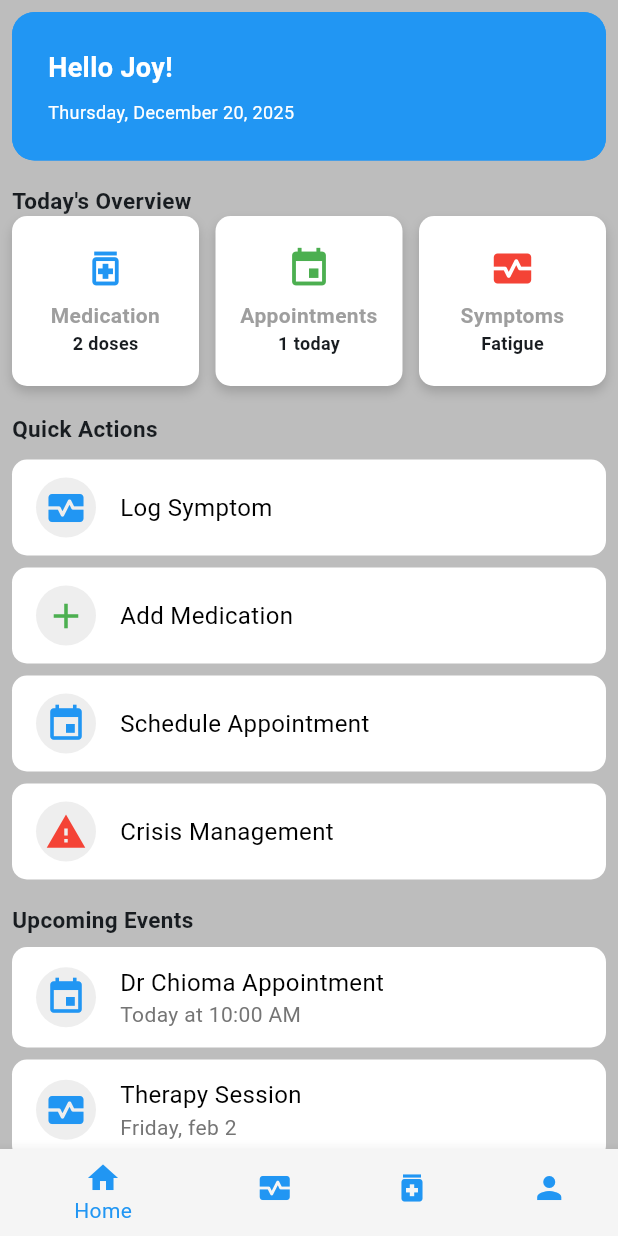
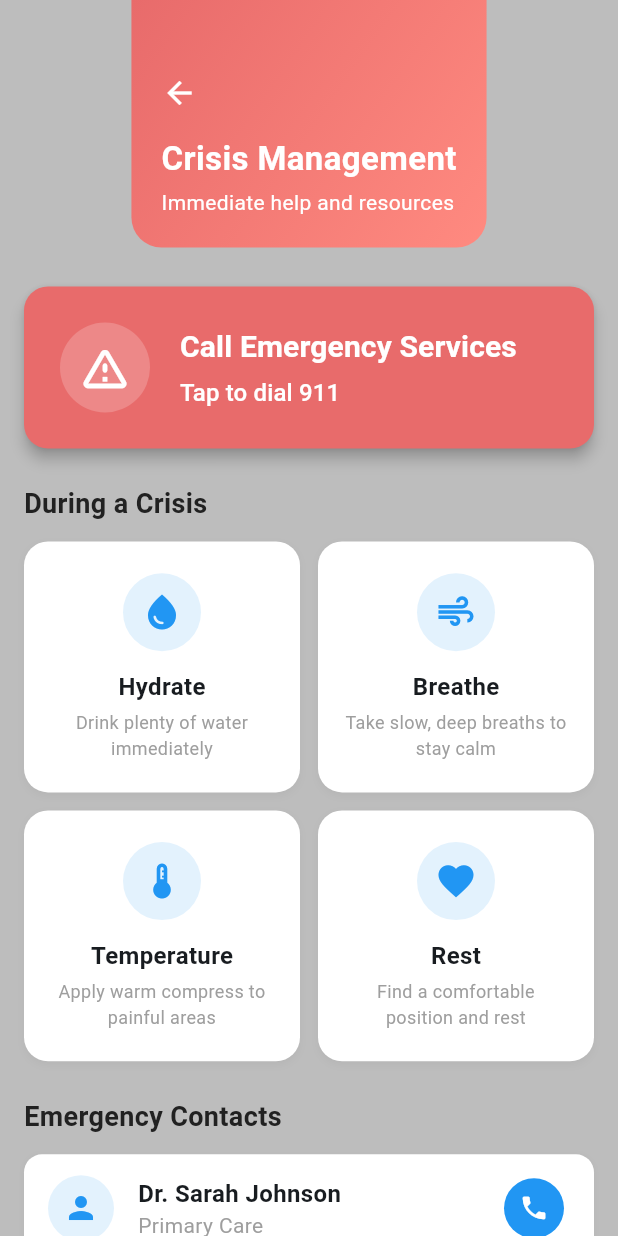
Before and after one commit to JoyObidife/myhealthdiary_app, a Flutter app: the screen it shows after launch, after a tap on "Crisis Management", on a phone screen of 412 x 824 dp. Run offline on Flutter 3.47's test engine with Material 3 defaults, Android fonts, the phone set to English and light mode, and no system bars.

Commit message:
crisis_management_page

```diff
--- a/lib/main.dart
+++ b/lib/main.dart
@@ -3,6 +3,7 @@ import 'package:myhealthdiary_app/navigationbar/bottom_nativagation_page.dart';
 import 'package:myhealthdiary_app/pages/onboarding_page.dart';
 import 'package:myhealthdiary_app/pages/log_symptom_page.dart';
 import 'package:myhealthdiary_app/pages/medications_page.dart';
+import 'package:myhealthdiary_app/pages/crisis_management_page.dart';
 
 void main() {
   runApp(const MyApp());
@@ -23,11 +24,13 @@ class MyApp extends StatelessWidget {
       ),
 
       debugShowCheckedModeBanner: false,
+
       initialRoute: '/',
       routes: {
-        '/': (context) => const BottomNavigation(),
-        '/log-symptom': (context) => const LogSymptomPage(),
-        '/medications': (context) => const MedicationsPage(),
+        '/': (context) => BottomNavigation(),
+        '/log-symptom': (context) =>  LogSymptomPage(),
+        '/medications': (context) =>  MedicationsPage(),
+        '/crisis-management': (context) =>  CrisisManagementPage(),
       },
       // home: BottomNavigation(), // Removed in favor of routes
     );
--- /dev/null
+++ b/lib/pages/crisis_management_page.dart
@@ -0,0 +1,433 @@
+import 'package:flutter/material.dart';
+import 'package:url_launcher/url_launcher.dart';
+
+class CrisisManagementPage extends StatelessWidget {
+  const CrisisManagementPage({super.key});
+
+  Future<void> _makePhoneCall(String phoneNumber) async {
+    final Uri launchUri = Uri(
+      scheme: 'tel',
+      path: phoneNumber,
+    );
+    if (!await launchUrl(launchUri)) {
+      throw Exception('Could not launch $launchUri');
+    }
+  }
+
+  Future<void> _openMap(String location) async {
+    final Uri launchUri = Uri.parse('https://www.google.com/maps/search/?api=1&query=$location');
+    if (!await launchUrl(launchUri, mode: LaunchMode.externalApplication)) {
+      throw Exception('Could not launch $launchUri');
+    }
+  }
+
+  @override
+  Widget build(BuildContext context) {
+    return Scaffold(
+      backgroundColor: Colors.grey.shade400,
+      body: SingleChildScrollView(
+        child: Column(
+          children: [
+
+            Container(
+              padding: const EdgeInsets.only(top: 50, left: 20, right: 20, bottom: 20),
+              decoration: const BoxDecoration(
+                gradient: LinearGradient(
+                  colors: [Color(0xFFE86B6B), Color(0xFFFF8A80)], // Red/coral gradient
+                  begin: Alignment.topLeft,
+                  end: Alignment.bottomRight,
+                ),
+                borderRadius: BorderRadius.only(
+                  bottomLeft: Radius.circular(20),
+                  bottomRight: Radius.circular(20),
+                ),
+              ),
+              child: Column(
+                crossAxisAlignment: CrossAxisAlignment.start,
+                children: [
+                  GestureDetector(
+                    onTap: () => Navigator.pop(context),
+                    child: const Icon(Icons.arrow_back, color: Colors.white),
+                  ),
+                   SizedBox(height: 16),
+                 Text(
+                    "Crisis Management",
+                    style: TextStyle(
+                      color: Colors.white,
+                      fontSize: 22,
+                      fontWeight: FontWeight.bold,
+                    ),
+                  ),
+                 SizedBox(height: 4),
+                  Text(
+                    "Immediate help and resources",
+                    style: TextStyle(
+                      color: Colors.white,
+                      fontSize: 14,
+                    ),
+                  ),
+                ],
+              ),
+            ),
+
+            Padding(
+              padding: const EdgeInsets.all(16.0),
+              child: Column(
+                crossAxisAlignment: CrossAxisAlignment.start,
+                children: [
+                  // 2. Emergency Call Button
+                  Container(
+                    width: double.infinity,
+                    margin: const EdgeInsets.only(top: 10, bottom: 24),
+                    child: ElevatedButton(
+                      onPressed: () => _makePhoneCall('911'),
+                      style: ElevatedButton.styleFrom(
+                        backgroundColor:  Color(0xFFE86B6B),
+                        shape: RoundedRectangleBorder(
+                          borderRadius: BorderRadius.circular(16),
+                        ),
+                        padding: const EdgeInsets.symmetric(vertical: 24, horizontal: 24),
+                        elevation: 4,
+                      ),
+                      child: Row(
+                        children: [
+                          Container(
+                            padding: const EdgeInsets.all(12),
+                            decoration: BoxDecoration(
+                              color: Colors.white.withAlpha(50),
+                              shape: BoxShape.circle,
+                            ),
+                            child: const Icon(Icons.warning_amber_rounded, color: Colors.white, size: 36),
+                          ),
+                          const SizedBox(width: 20),
+                          Column(
+                            crossAxisAlignment: CrossAxisAlignment.start,
+                            children: const [
+                              Text(
+                                "Call Emergency Services",
+                                style: TextStyle(
+                                  color: Colors.white,
+                                  fontSize: 20,
+                                  fontWeight: FontWeight.bold,
+                                ),
+                              ),
+                              SizedBox(height: 4),
+                              Text(
+                                "Tap to dial 911",
+                                style: TextStyle(
+                                  color: Colors.white,
+                                  fontSize: 16,
+                                ),
+                              ),
+                            ],
+                          ),
+                        ],
+                      ),
+                    ),
+                  ),
+
+                  // 3. During a Crisis Section
+                  const Text(
+                    "During a Crisis",
+                    style: TextStyle(
+                      fontSize: 18,
+                      fontWeight: FontWeight.bold,
+                      color: Color(0xFF212121),
+                    ),
+                  ),
+                   SizedBox(height: 12),
+                  GridView.count(
+                    crossAxisCount: 2,
+                    shrinkWrap: true,
+                    physics: const NeverScrollableScrollPhysics(),
+                    mainAxisSpacing: 12,
+                    crossAxisSpacing: 12,
+                    childAspectRatio: 1.1,
+                    children: [
+                      _buildActionCard(
+                        title: "Hydrate",
+                        description: "Drink plenty of water immediately",
+                        icon: Icons.water_drop,
+                      ),
+                      _buildActionCard(
+                        title: "Breathe",
+                        description: "Take slow, deep breaths to stay calm",
+                        icon: Icons.air,
+                      ),
+                      _buildActionCard(
+                        title: "Temperature",
+                        description: "Apply warm compress to painful areas",
+                        icon: Icons.thermostat,
+                      ),
+                      _buildActionCard(
+                        title: "Rest",
+                        description: "Find a comfortable position and rest",
+                        icon: Icons.favorite,
+                      ),
+                    ],
+                  ),
+
+                  // 4. Emergency Contacts Section
+                  const SizedBox(height: 24),
+                  const Text(
+                    "Emergency Contacts",
+                    style: TextStyle(
+                      fontSize: 18,
+                      fontWeight: FontWeight.bold,
+                      color: Color(0xFF212121),
+                    ),
+                  ),
+                  const SizedBox(height: 12),
+                  _buildContactCard("Dr. Sarah Johnson", "Primary Care", "555-0123"),
+                  _buildContactCard("Emergency Services", "24/7 Helpline", "555-0199"),
+                  _buildContactCard("Mom", "Emergency Contact", "555-0144"),
+
+                  // 5. Nearby Hospitals Section
+                  const SizedBox(height: 24),
+                  const Text(
+                    "Nearby Hospitals",
+                    style: TextStyle(
+                      fontSize: 18,
+                      fontWeight: FontWeight.bold,
+                      color: Color(0xFF212121),
+                    ),
+                  ),
+                  const SizedBox(height: 12),
+                  _buildHospitalCard("City General Hospital", "1.2 miles"),
+                  _buildHospitalCard("St. Mary Medical Center", "2.5 miles"),
+                  _buildHospitalCard("University Hospital", "3.8 miles"),
+
+                  // 6. When to Seek Help Section
+                  const SizedBox(height: 24),
+                  Container(
+                    padding: const EdgeInsets.all(20),
+                    decoration: BoxDecoration(
+                      color: const Color(0xFFE3F2FD), // Light blue BG
+                      borderRadius: BorderRadius.circular(12),
+                    ),
+                    child: Column(
+                      crossAxisAlignment: CrossAxisAlignment.start,
+                      children: [
+                        Row(
+                          children: const [
+                            Icon(Icons.report_problem_outlined, color: Color(0xFF2196F3)), // Primary Blue
+                            SizedBox(width: 8),
+                            Text(
+                              "When to Seek Help",
+                              style: TextStyle(
+                                fontSize: 16,
+                                fontWeight: FontWeight.bold,
+                                color: Color(0xFF2196F3),
+                              ),
+                            ),
+                          ],
+                        ),
+                        SizedBox(height: 16),
+                        _buildHelpBullet("Severe chest pain"),
+                        _buildHelpBullet("Sudden weakness or numbness"),
+                        _buildHelpBullet("Severe pain not relieved by meds"),
+                        _buildHelpBullet("High fever with stiff neck"),
+                        _buildHelpBullet("Severe headache or vision changes"),
+                      ],
+                    ),
+                  ),
+                   SizedBox(height: 40),
+                ],
+              ),
+            ),
+          ],
+        ),
+      ),
+    );
+  }
+
+  Widget _buildActionCard({
+    required String title,
+    required String description,
+    required IconData icon,
+  }) {
+    return Container(
+      padding: const EdgeInsets.all(16),
+      decoration: BoxDecoration(
+        color: Colors.white,
+        borderRadius: BorderRadius.circular(16),
+        boxShadow: [
+          BoxShadow(
+            color: Colors.black.withAlpha(10),
+            blurRadius: 4,
+            offset: const Offset(0, 2),
+          ),
+        ],
+      ),
+      child: Column(
+        mainAxisAlignment: MainAxisAlignment.center,
+        children: [
+          Container(
+            padding: const EdgeInsets.all(12),
+            decoration: BoxDecoration(
+              color: const Color(0xFFE3F2FD), // Light blue circle
+              shape: BoxShape.circle,
+            ),
+            child: Icon(icon, color: const Color(0xFF2196F3), size: 28),
+          ),
+           SizedBox(height: 12),
+          Text(
+            title,
+            style:  TextStyle(
+              fontWeight: FontWeight.bold,
+              fontSize: 16,
+            ),
+          ),
+         SizedBox(height: 4),
+          Text(
+            description,
+            textAlign: TextAlign.center,
+            style:  TextStyle(
+              fontSize: 12,
+              color: Colors.grey,
+            ),
+          ),
+        ],
+      ),
+    );
+  }
+
+  Widget _buildContactCard(String name, String role, String phone) {
+    return Container(
+      margin:  EdgeInsets.only(bottom: 12),
+      padding:  EdgeInsets.symmetric(horizontal: 16, vertical: 12),
+      decoration: BoxDecoration(
+        color: Colors.white,
+        borderRadius: BorderRadius.circular(12),
+        boxShadow: [
+          BoxShadow(
+            color: Colors.black.withAlpha(10),
+            blurRadius: 3,
+            offset:  Offset(0, 1),
+          ),
+        ],
+      ),
+      child: Row(
+        children: [
+          Container(
+            padding: const EdgeInsets.all(10),
+            decoration: const BoxDecoration(
+              color: Color(0xFFE3F2FD),
+              shape: BoxShape.circle,
+            ),
+            child:  Icon(Icons.person, color: Color(0xFF2196F3)),
+          ),
+          SizedBox(width: 16),
+          Expanded(
+            child: Column(
+              crossAxisAlignment: CrossAxisAlignment.start,
+              children: [
+                Text(
+                  name,
+                  style: const TextStyle(
+                    fontWeight: FontWeight.bold,
+                    fontSize: 16,
+                  ),
+                ),
+                Text(
+                  role,
+                  style: const TextStyle(
+                    fontSize: 14,
+                    color: Colors.grey,
+                  ),
+                ),
+              ],
+            ),
+          ),
+          IconButton(
+            onPressed: () => _makePhoneCall(phone),
+            style: IconButton.styleFrom(
+              backgroundColor: const Color(0xFF2196F3),
+              foregroundColor: Colors.white,
+              padding: const EdgeInsets.all(10),
+            ),
+             icon: const Icon(Icons.phone, size: 20),
+          ),
+        ],
+      ),
+    );
+  }
+
+  Widget _buildHospitalCard(String name, String distance) {
+    return Container(
+      margin: const EdgeInsets.only(bottom: 12),
+      padding: const EdgeInsets.all(16),
+      decoration: BoxDecoration(
+        color: Colors.white,
+        borderRadius: BorderRadius.circular(12),
+        boxShadow: [
+          BoxShadow(
+            color: Colors.black.withAlpha(10),
+            blurRadius: 3,
+            offset: const Offset(0, 1),
+          ),
+        ],
+      ),
+      child: Row(
+        children: [
+          Container(
+            padding: const EdgeInsets.all(10),
+            decoration: const BoxDecoration(
+              color: Color(0xFFE8F5E9), // Light green BG
+              shape: BoxShape.circle,
+            ),
+            child: const Icon(Icons.local_hospital, color: Color(0xFF4CAF50)),
+          ),
+          const SizedBox(width: 16),
+          Expanded(
+            child: Column(
+              crossAxisAlignment: CrossAxisAlignment.start,
+              children: [
+                Text(
+                  name,
+                  style: const TextStyle(
+                    fontWeight: FontWeight.bold,
+                    fontSize: 16,
+                  ),
+                ),
+                Text(
+                  distance,
+                  style: const TextStyle(
+                    fontSize: 14,
+                    color: Colors.grey,
+                  ),
+                ),
+              ],
+            ),
+          ),
+          IconButton(
+            onPressed: () => _openMap(name),
+            icon: const Icon(Icons.directions, color: Colors.grey),
+          ),
+        ],
+      ),
+    );
+  }
+
+  Widget _buildHelpBullet(String text) {
+    return Padding(
+      padding: const EdgeInsets.only(bottom: 8.0),
+      child: Row(
+        crossAxisAlignment: CrossAxisAlignment.start,
+        children: [
+          const Padding(
+            padding: EdgeInsets.only(top: 6),
+            child: Icon(Icons.circle, size: 6, color: Color(0xFF2196F3)),
+          ),
+          const SizedBox(width: 12),
+          Expanded(
+            child: Text(
+              text,
+              style: const TextStyle(height: 1.4, fontSize: 14),
+            ),
+          ),
+        ],
+      ),
+    );
+  }
+}
--- a/lib/pages/home_page.dart
+++ b/lib/pages/home_page.dart
@@ -100,7 +100,9 @@ class _HomePageState extends State<HomePage> {
                 icon: Icons.warning,
                 title: "Crisis Management",
                 color: Colors.red,
-                onTap: () {},
+                onTap: () {
+                  Navigator.pushNamed(context, '/crisis-management');
+                },
               ),
 
                SizedBox(height: 16),
--- a/lib/pages/profile_page.dart
+++ b/lib/pages/profile_page.dart
@@ -62,15 +62,15 @@ class ProfilePage extends StatelessWidget {
           bottomRight: Radius.circular(30),
         ),
       ),
-      padding: const EdgeInsets.fromLTRB(20, 60, 20, 40), // Adjust top padding for status bar
+      padding: EdgeInsets.fromLTRB(20, 60, 20, 40), // Adjust top padding for status bar
       child: Column(
         crossAxisAlignment: CrossAxisAlignment.start,
-        children: const [
+        children:  [
           Text(
             "My Profile",
             style: TextStyle(
               color: Colors.white,
-              fontSize: 28,
+              fontSize: 18,
               fontWeight: FontWeight.bold,
             ),
           ),
@@ -101,24 +101,24 @@ class ProfilePage extends StatelessWidget {
           ),
         ],
       ),
-      padding: const EdgeInsets.all(24),
+      padding: EdgeInsets.all(24),
       child: Column(
         children: [
           CircleAvatar(
             radius: 50,
             backgroundColor: Colors.grey.shade400,
           ),
-          const SizedBox(height: 16),
-          const Text(
+           SizedBox(height: 16),
+         Text(
             "Sandra Kelvin",
             style: TextStyle(
-              fontSize: 22,
+              fontSize: 18,
               fontWeight: FontWeight.bold,
               color: Colors.black87,
             ),
           ),
-          const SizedBox(height: 4),
-          const Text(
+          SizedBox(height: 4),
+          Text(
             "28 years old",
             style: TextStyle(
               fontSize: 14,
--- a/lib/widget/card_view.dart
+++ b/lib/widget/card_view.dart
@@ -15,6 +15,7 @@ Widget buildCardView({
       color: Colors.white,
       borderRadius: BorderRadius.circular(10),
     ),
+    alignment: Alignment.center, // Ensure content is centered if height is larger
     child: GestureDetector(
       onTap: onTap,
       child: Padding(
--- a/pubspec.yaml
+++ b/pubspec.yaml
@@ -34,6 +34,7 @@ dependencies:
   # The following adds the Cupertino Icons font to your application.
   # Use with the CupertinoIcons class for iOS style icons.
   cupertino_icons: ^1.0.8
+  url_launcher: ^6.3.2
 
 dev_dependencies:
   flutter_test:
```
Also changed, not shown: pubspec.lock.
